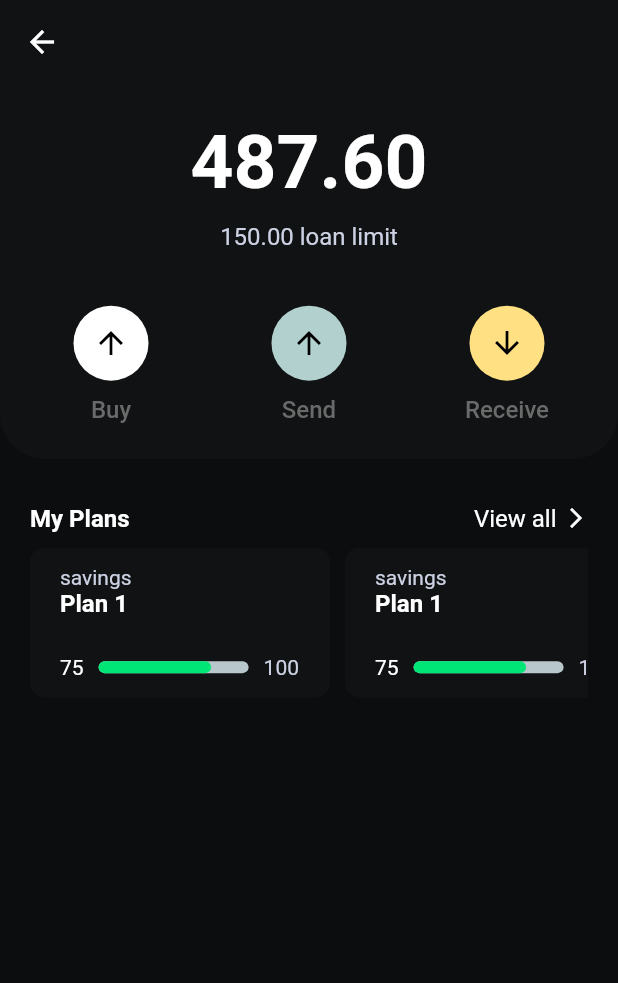
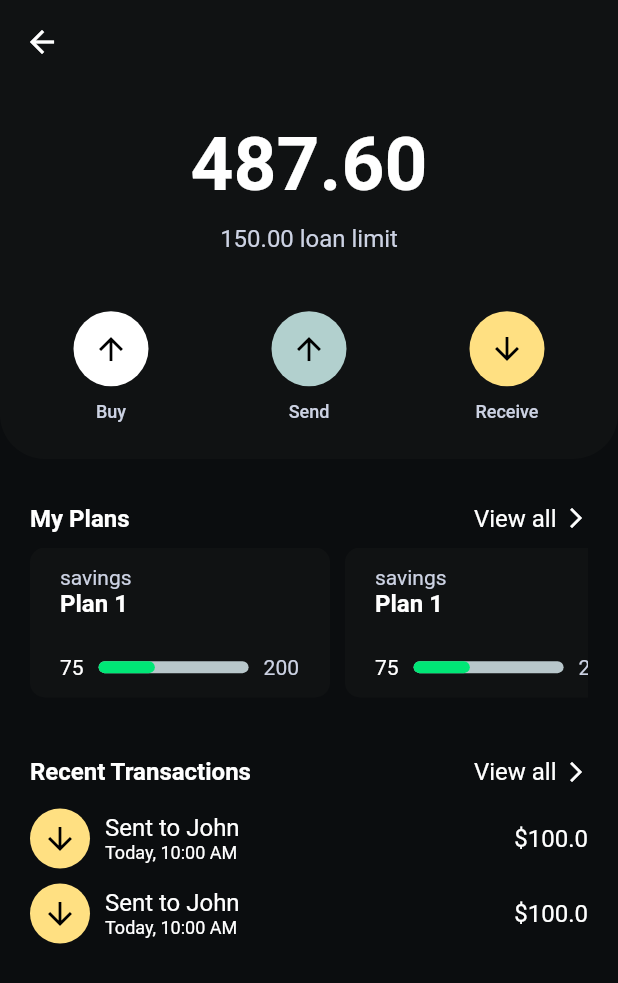
Before and after one commit to yonaries/Dime-Campus, a Flutter app: the WalletScreen screen opened directly, on a phone screen of 412 x 824 dp. Shown: the top 983 px of the screen. Run offline on Flutter 3.47's test engine with Material 2 defaults, Android fonts, the phone set to English and light mode, and no system bars; drawn by our look-alikes of percent_indicator.

Commit message:
Create a new TransactionCard widget with necessary properties and styling, and add it to the transactions container in the WalletScreen

```diff
--- /dev/null
+++ b/lib/core/common/transaction_card.dart
@@ -0,0 +1,73 @@
+import 'package:flutter/material.dart';
+
+enum TransactionType { sent, received }
+
+class TransactionCard extends StatelessWidget {
+  final TransactionType transaction;
+  final double amount;
+  final String date;
+  final String message;
+
+  const TransactionCard({
+    super.key,
+    required this.transaction,
+    required this.amount,
+    required this.date,
+    required this.message,
+  });
+
+  @override
+  Widget build(BuildContext context) {
+    final ThemeData theme = Theme.of(context);
+    final ColorScheme colorScheme = theme.colorScheme;
+
+    return SizedBox(
+      height: 50,
+      child: Row(
+        children: [
+          CircleAvatar(
+            radius: 20,
+            backgroundColor: transaction == TransactionType.sent
+                ? const Color(0xFFb2d0ce)
+                : colorScheme.secondary,
+            child: Icon(
+              transaction == TransactionType.sent
+                  ? Icons.arrow_upward
+                  : Icons.arrow_downward,
+              color: Colors.black,
+            ),
+          ),
+          const SizedBox(width: 10),
+          Column(
+            mainAxisAlignment: MainAxisAlignment.center,
+            crossAxisAlignment: CrossAxisAlignment.start,
+            children: const [
+              Text(
+                'Sent to John',
+                style: TextStyle(
+                  color: Colors.white,
+                  fontSize: 16,
+                ),
+              ),
+              Text(
+                'Today, 10:00 AM',
+                style: TextStyle(
+                  color: Colors.white,
+                  fontSize: 12,
+                ),
+              ),
+            ],
+          ),
+          const Spacer(),
+          Text(
+            (transaction == TransactionType.sent) ? '-\$$amount' : '\$$amount',
+            style: const TextStyle(
+              color: Colors.white,
+              fontSize: 16,
+            ),
+          ),
+        ],
+      ),
+    );
+  }
+}
--- a/lib/view/wallet/wallet.dart
+++ b/lib/view/wallet/wallet.dart
@@ -1,6 +1,7 @@
 import 'package:flutter/material.dart';
 import 'package:flutter/services.dart';
 
+import '../../core/common/transaction_card.dart';
 import 'widgets/circle_icon_button.dart';
 import 'widgets/small_plan_card.dart';
 
@@ -29,7 +30,7 @@ class _WalletScreenState extends State<WalletScreen> {
           statusBarIconBrightness: Brightness.light,
         ),
       ),
-      body: SingleChildScrollView(
+      body: SizedBox(
         child: Column(
           children: [
             // upper container
@@ -112,8 +113,11 @@ class _WalletScreenState extends State<WalletScreen> {
             ),
 
             // plans container
+            Column(
+              children: [
                 Padding(
-              padding: const EdgeInsets.symmetric(horizontal: 20, vertical: 10),
+                  padding:
+                      const EdgeInsets.symmetric(horizontal: 20, vertical: 10),
                   child: SizedBox(
                     child: Column(
                       crossAxisAlignment: CrossAxisAlignment.start,
@@ -158,7 +162,7 @@ class _WalletScreenState extends State<WalletScreen> {
                             itemBuilder: (context, index) {
                               return SmallPlanCard(
                                 colorScheme: colorScheme,
-                            budget: 100,
+                                budget: 200,
                                 category: 'savings',
                                 current: 75,
                                 title: 'Plan 1',
@@ -169,7 +173,70 @@ class _WalletScreenState extends State<WalletScreen> {
                       ],
                     ),
                   ),
-            )
+                ),
+              ],
+            ),
+
+            // transactions container
+            Padding(
+              padding: const EdgeInsets.symmetric(horizontal: 20, vertical: 10),
+              child: SizedBox(
+                child: Column(
+                  crossAxisAlignment: CrossAxisAlignment.start,
+                  children: [
+                    const SizedBox(height: 20),
+                    Row(
+                      children: [
+                        const Text(
+                          'Recent Transactions',
+                          style: TextStyle(
+                            color: Colors.white,
+                            fontSize: 16,
+                            fontWeight: FontWeight.bold,
+                          ),
+                        ),
+                        const Spacer(),
+                        Row(
+                          children: const [
+                            Text(
+                              'View all',
+                              style: TextStyle(
+                                color: Colors.white,
+                                fontSize: 16,
+                              ),
+                            ),
+                            SizedBox(width: 5),
+                            Icon(
+                              Icons.arrow_forward_ios,
+                              color: Colors.white,
+                              size: 16,
+                            ),
+                          ],
+                        ),
+                      ],
+                    ),
+                    const SizedBox(height: 10),
+                    SizedBox(
+                      height: 100,
+
+                      //TODO: make the list scrollable till to the top of lower container
+                      child: ListView.builder(
+                        scrollDirection: Axis.vertical,
+                        itemCount: 5,
+                        itemBuilder: (context, index) {
+                          return const TransactionCard(
+                            transaction: TransactionType.received,
+                            amount: 100,
+                            message: 'Sent to John Doe',
+                            date: 'Today, 12:00 PM',
+                          );
+                        },
+                      ),
+                    ),
+                  ],
+                ),
+              ),
+            ),
           ],
         ),
       ),
--- a/lib/view/wallet/widgets/circle_icon_button.dart
+++ b/lib/view/wallet/widgets/circle_icon_button.dart
@@ -9,7 +9,7 @@ class CircleIconButton extends StatelessWidget {
   const CircleIconButton(
       {super.key,
       required this.onPressed,
-      required this.text,
+      this.text = "",
       required this.icon,
       required this.color});
 
@@ -35,13 +35,14 @@ class CircleIconButton extends StatelessWidget {
             ),
           ),
           const SizedBox(height: 10),
-          Text(
-            text,
-            style: TextStyle(
-              color: colorScheme.onBackground,
-              fontSize: 16,
+          if (text != "")
+            Text(
+              text,
+              style: TextStyle(
+                color: colorScheme.onSurface,
+                fontSize: 12,
+              ),
             ),
-          ),
         ],
       ),
     );
```
Lines whose indentation alone changed are shown as unchanged.
